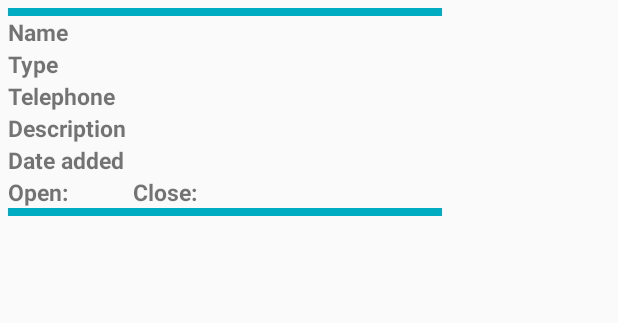
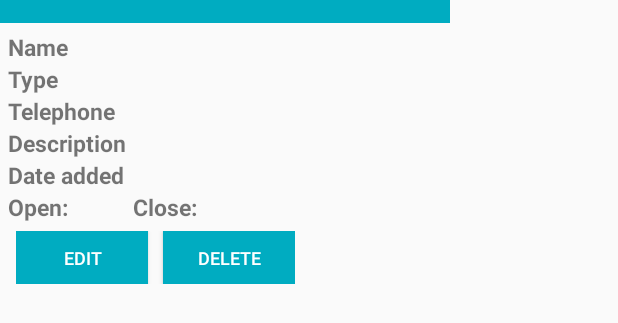
Before and after one commit to promayearn/minemap, an Android app: the layout custom_info_item.xml on its own in the app's theme, with its tools: preview values and no code run, on a phone screen of 412 x 824 dp. Shown: the top 323 px of the screen. Run offline under Robolectric (Android 15) with nearby library versions, the phone set to English and light mode, and no system bars.

Commit message:
add edit and del btn

```diff
--- a/app/src/main/java/com/augmentis/ayp/minemap/LoginActivity.java
+++ b/app/src/main/java/com/augmentis/ayp/minemap/LoginActivity.java
@@ -27,7 +27,7 @@ public class LoginActivity extends AppCompatActivity {
     private EditText inputEmail,
             inputPassword;
 
-    private TextInputLayout inputLayoutName,
+    protected TextInputLayout inputLayoutName,
             inputLayoutEmail,
             inputLayoutPassword;
 
--- a/app/src/main/res/layout/custom_info_item.xml
+++ b/app/src/main/res/layout/custom_info_item.xml
@@ -8,14 +8,20 @@
     <LinearLayout
         android:layout_width="300dp"
         android:layout_height="wrap_content"
+        android:orientation="vertical">
+
+        <View
+            android:layout_width="wrap_content"
+            android:layout_height="15dp"
+            android:background="@color/colorControlActivated" />
+
+     </LinearLayout>
+
+    <LinearLayout
+        android:layout_width="300dp"
+        android:layout_height="wrap_content"
         android:orientation="vertical"
         android:padding="5dp">
-
-        <View
-            android:id="@+id/view"
-            android:layout_width="wrap_content"
-            android:layout_height="5dp"
-            android:background="@color/colorControlActivated" />
 
         <LinearLayout
             android:layout_width="wrap_content"
@@ -154,11 +160,41 @@
             </LinearLayout>
         </LinearLayout>
 
-        <View
-            android:id="@+id/view1"
-            android:layout_width="wrap_content"
-            android:layout_height="5dp"
-            android:background="@color/colorControlActivated" />
+        <LinearLayout
+            android:layout_width="300dp"
+            android:layout_height="wrap_content"
+            android:orientation="vertical"
+            android:padding="5dp">
+
+            <LinearLayout
+                android:orientation="horizontal"
+                android:layout_width="wrap_content"
+                android:layout_height="match_parent">
+
+                <Button
+                    android:text="@string/edit_btn"
+                    android:layout_width="wrap_content"
+                    android:layout_height="35dp"
+                    android:background="@color/colorControlActivated"
+                    android:textColor="@color/white"
+                    android:id="@+id/btn_edit"
+                    android:textSize="12sp"
+                    android:layout_weight="1" />
+                <View
+                    android:layout_width="10dp"
+                    android:layout_height="0dp"/>
+
+                <Button
+                    android:text="@string/del_btn"
+                    android:layout_width="wrap_content"
+                    android:layout_height="35dp"
+                    android:background="@color/colorControlActivated"
+                    android:textColor="@color/white"
+                    android:id="@+id/btn_del"
+                    android:textSize="12sp"
+                    android:layout_weight="1" />
+            </LinearLayout>
+        </LinearLayout>
 
     </LinearLayout>
 </LinearLayout>
--- a/app/src/main/res/values/strings.xml
+++ b/app/src/main/res/values/strings.xml
@@ -59,4 +59,6 @@
 
     <string name="play_again_desc">To see the welcome slider again, goto Settings -> apps -> welcome slider -> clear data</string>
     <string name="play_again">Play Again</string>
+    <string name="edit_btn">Edit</string>
+    <string name="del_btn">Delete</string>
 </resources>
```
